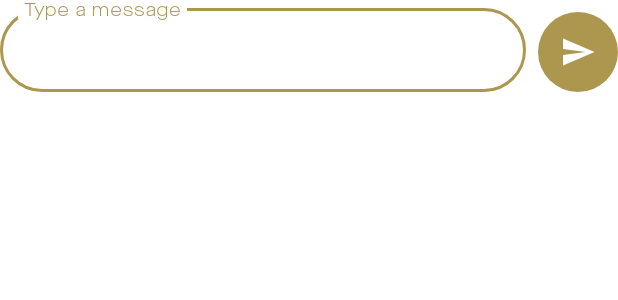
After one commit to syntialai/TailorMade-mobile, an Android app: the layout layout_input_text_chat_room.xml on its own in the app's theme, with its tools: preview values and no code run, on a phone screen of 412 x 824 dp. The commit adds this screen. Shown: the top 300 px of the screen. Run offline under Robolectric (Android 15) with nearby library versions, the phone set to English and light mode, and no system bars.

Commit message:
SETUP-CHAT-ROOM: Setup chat room layout
Signed-off-by: syntialai <53588149+syntialai@users.noreply.github.com>

```diff
--- a/app/build.gradle
+++ b/app/build.gradle
@@ -82,6 +82,7 @@ dependencies {
     // Features
     implementation project(":features:tailormade_auth")
     implementation project(":features:tailormade_profile")
+    implementation project(":features:tailormade_chat")
 
     // Tests
     testImplementation test.junit
--- a/app/src/main/java/com/future/tailormade/feature/MainActivity.kt
+++ b/app/src/main/java/com/future/tailormade/feature/MainActivity.kt
@@ -16,6 +16,6 @@ class MainActivity : BaseActivity() {
         binding = ActivityMainBinding.inflate(layoutInflater)
         setContentView(binding.root)
 
-        startActivity(Action.goToSettings(this))
+        startActivity(Action.goToChatRoom(this, ""))
     }
 }
--- a/features/tailormade_chat/build.gradle
+++ b/features/tailormade_chat/build.gradle
@@ -52,8 +52,6 @@ dependencies {
     // Firebase
     implementation firebase.bom
     implementation firebase.database
-    implementation firebase.inappmessaging
-    implementation firebase.messaging
 
     // Tests
     testImplementation test.junit
--- /dev/null
+++ b/features/tailormade_chat/src/main/res/drawable/ic_send.xml
@@ -0,0 +1,11 @@
+<vector xmlns:android="http://schemas.android.com/apk/res/android"
+    android:width="24dp"
+    android:height="24dp"
+    android:viewportWidth="24"
+    android:viewportHeight="24"
+    android:tint="?attr/colorSurface"
+    android:autoMirrored="true">
+  <path
+      android:fillColor="@color/color_white"
+      android:pathData="M2.01,21L23,12 2.01,3 2,10l15,2 -15,2z"/>
+</vector>
--- /dev/null
+++ b/features/tailormade_chat/src/main/res/layout/layout_input_text_chat_room.xml
@@ -0,0 +1,41 @@
+<?xml version="1.0" encoding="utf-8"?>
+<layout xmlns:android="http://schemas.android.com/apk/res/android"
+    xmlns:app="http://schemas.android.com/apk/res-auto"
+    xmlns:tools="http://schemas.android.com/tools">
+
+    <androidx.constraintlayout.widget.ConstraintLayout
+        android:layout_width="match_parent"
+        android:layout_height="wrap_content">
+
+        <com.google.android.material.textfield.TextInputLayout
+            android:id="@+id/text_input_message_chat_room"
+            style="@style/Theme.TailorMade.TextInputLayout.OutlinedBox"
+            android:layout_width="@dimen/dp_0"
+            android:layout_height="wrap_content"
+            android:layout_marginEnd="@dimen/dp_8"
+            app:layout_constraintBottom_toBottomOf="parent"
+            app:layout_constraintEnd_toStartOf="@id/button_send_message"
+            app:layout_constraintStart_toStartOf="parent">
+
+            <com.google.android.material.textfield.TextInputEditText
+                android:id="@+id/edit_text_message_chat_room"
+                android:layout_width="match_parent"
+                android:layout_height="wrap_content"
+                android:hint="@string/chat_input_message_label"
+                android:inputType="textMultiLine"
+                android:paddingHorizontal="@dimen/dp_8" />
+
+        </com.google.android.material.textfield.TextInputLayout>
+
+        <ImageButton
+            android:id="@+id/button_send_message"
+            android:layout_width="@dimen/dp_53"
+            android:layout_height="@dimen/dp_53"
+            android:background="@drawable/drawable_primary_rounded"
+            android:src="@drawable/ic_send"
+            app:layout_constraintBottom_toBottomOf="parent"
+            app:layout_constraintEnd_toEndOf="parent"
+            tools:ignore="ContentDescription" />
+
+    </androidx.constraintlayout.widget.ConstraintLayout>
+</layout>
--- /dev/null
+++ b/features/tailormade_chat/src/main/res/values/dimens.xml
@@ -0,0 +1,4 @@
+<?xml version="1.0" encoding="utf-8"?>
+<resources>
+    <dimen name="dp_53">53dp</dimen>
+</resources>
--- /dev/null
+++ b/libraries/tailormade_dls/src/main/res/drawable/drawable_primary_rounded.xml
@@ -0,0 +1,6 @@
+<?xml version="1.0" encoding="utf-8"?>
+<shape xmlns:android="http://schemas.android.com/apk/res/android"
+    android:shape="oval">
+
+    <solid android:color="?attr/colorPrimary" />
+</shape>
--- a/libraries/tailormade_dls/src/main/res/values/styles.xml
+++ b/libraries/tailormade_dls/src/main/res/values/styles.xml
@@ -296,6 +296,10 @@
         <item name="boxBackgroundColor">?colorSurface</item>
     </style>
 
+    <style name="Theme.TailorMade.TextInputLayout.OutlinedBox" parent="Widget.MaterialComponents.TextInputLayout.OutlinedBox">
+        <item name="shapeAppearanceOverlay">@style/Theme.TailorMade.CornerRounded.All</item>
+    </style>
+
     <!-- Toolbar -->
     <style name="Theme.TailorMade.Toolbar" parent="Widget.MaterialComponents.Toolbar.Surface">
         <item name="titleTextAppearance">?textAppearanceHeadline4</item>
```
Also changed, not shown: features/tailormade_chat/src/main/java/com/future/tailormade_chat/feature/view/ChatListFragment.kt (added, +129 -0 lines), features/tailormade_chat/src/main/java/com/future/tailormade_chat/feature/view/ChatRoomActivity.kt (+6 -1 lines), features/tailormade_chat/src/main/res/layout/activity_chat_room.xml (+38 -1 lines), features/tailormade_chat/src/main/res/values/strings.xml (added, +9 -0 lines).
